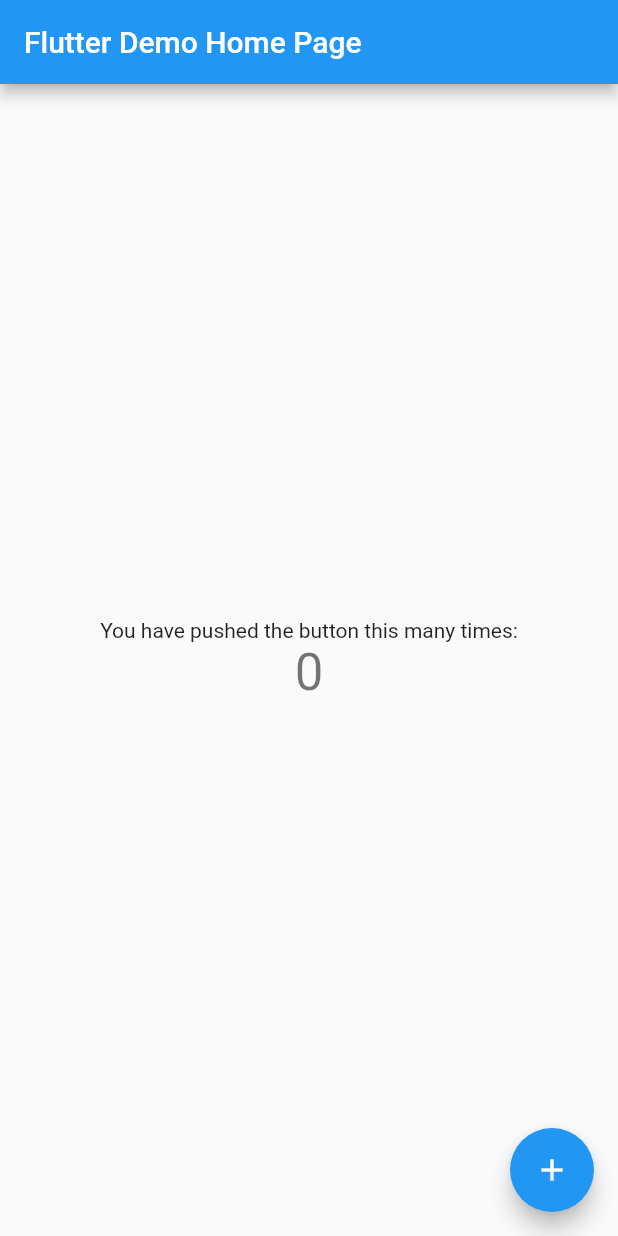
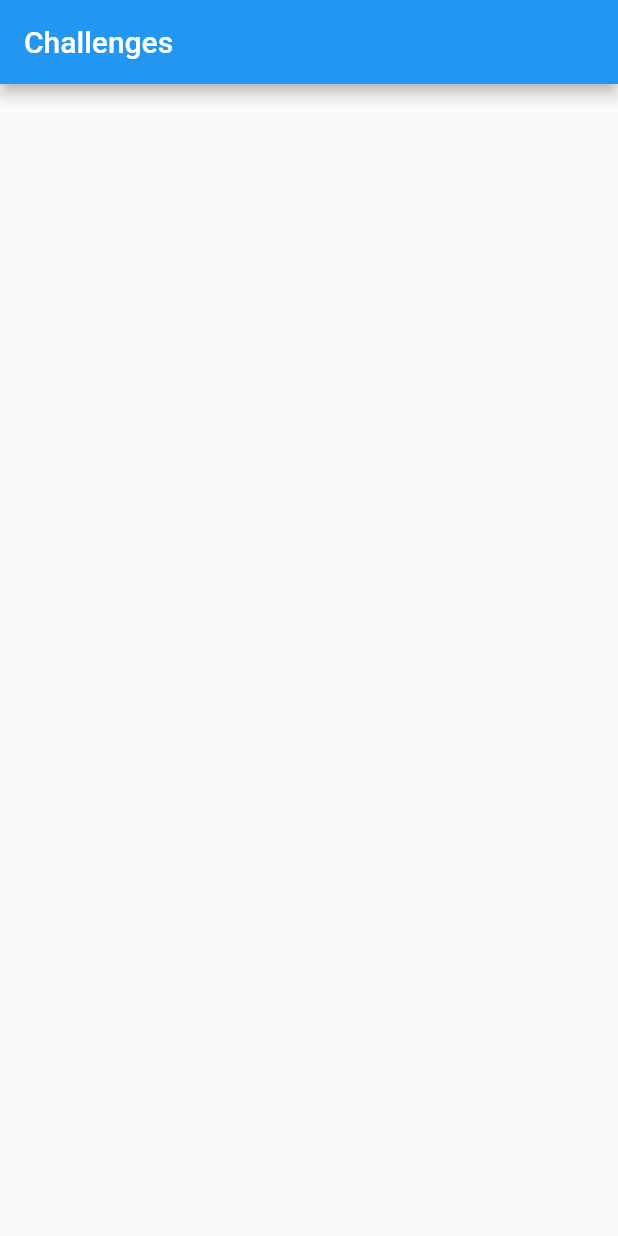
Before and after one commit to jsgalarraga/mobile-challenge, a Flutter app: the screen it shows after launch, on a phone screen of 412 x 824 dp. Run offline on Flutter 3.47's test engine with Material 2 defaults, Android fonts, the phone set to English and light mode, and no system bars.

Commit message:
Add ChallengeList widget

```diff
--- /dev/null
+++ b/lib/app.dart
@@ -0,0 +1,15 @@
+import 'package:challenge/widget/list/challenge_list.dart';
+import 'package:flutter/material.dart';
+
+class App extends StatelessWidget {
+  @override
+  Widget build(BuildContext context) {
+    return MaterialApp(
+      title: 'Challenges',
+      theme: ThemeData(
+        primarySwatch: Colors.blue,
+      ),
+      home: ChallengeList(),
+    );
+  }
+}
--- a/lib/data/api_client.dart
+++ b/lib/data/api_client.dart
@@ -18,7 +18,7 @@ class APIClient {
       "interests": [
         "Lifestyle"
       ],
-      "instructions": "- Keeping track of sugar intake helps you determine whether you need to make adjustments in meals or medications to fuel your muscle and balance your testosterone.\n- Moderate cardio exercises (30 minutes, five days a week) will protect your heart health and won’t trigger excess testosterone production.\n- Aerobics, Tennis, and Swimming are activities that will periodically stabilize Testosterone. Combining cardio, like walking or swimming, with stretching or balance moves are all additional exercises to help balance testosterone.\n- Try resistance training with light weights or elastic bands.",
+      "instructions": "- Keeping track of sugar intake helps you determine whether you need to make adjustments in meals or medications to fuel your muscle and balance your testosterone.\\n- Moderate cardio exercises (30 minutes, five days a week) will protect your heart health and won’t trigger excess testosterone production.\\n- Aerobics, Tennis, and Swimming are activities that will periodically stabilize Testosterone. Combining cardio, like walking or swimming, with stretching or balance moves are all additional exercises to help balance testosterone.\\n- Try resistance training with light weights or elastic bands.",
       "daysToEffect": 28,
       "photoURL": "https://images.unsplash.com/photo-1534125641411-7b585a870768?ixlib=rb-1.2.1&ixid=eyJhcHBfaWQiOjEyMDd9&auto=format&fit=crop&w=400&q=60",
       "sortingScore": 0,
@@ -35,7 +35,7 @@ class APIClient {
       "interests": [
         "Lifestyle"
       ],
-      "instructions": "Though there is no universal HIIT session duration, these intense workouts typically last under 30 minutes, with times varying based on a participant's current fitness level. Our HIIT suggestion: \n- Start with a 5 minute warm up.\n- Complete 8 sets of 20–30 seconds of all-out sprinting.\n- Follow your sprints by 60–90 second walk.\n- Close out your workout with a 5 minute cool down.\n- We recommend this workout 2-3 times a week.",
+      "instructions": "Though there is no universal HIIT session duration, these intense workouts typically last under 30 minutes, with times varying based on a participant's current fitness level. Our HIIT suggestion: \\n- Start with a 5 minute warm up.\\n- Complete 8 sets of 20–30 seconds of all-out sprinting.\\n- Follow your sprints by 60–90 second walk.\\n- Close out your workout with a 5 minute cool down.\\n- We recommend this workout 2-3 times a week.",
       "daysToEffect": 35,
       "photoURL": "https://images.unsplash.com/photo-1461897104016-0b3b00cc81ee?ixlib=rb-1.2.1&ixid=eyJhcHBfaWQiOjEyMDd9&auto=format&fit=crop&w=500&q=60",
       "sortingScore": 4,
@@ -69,7 +69,7 @@ class APIClient {
       "interests": [
         "Lifestyle"
       ],
-      "instructions": "Exercises include: \n-Barbell Bench Press: 3-4 sets of 6-10 reps\n-Barbell Back Squat: 3-4 sets of 6-10 reps\n-Pull-Ups: 3-4 sets of 6-10 reps\n-Lying Hamstring Dumbbell Curls: 3-4 sets of 10-15 reps\n-Standing Overhead Press: 3-4 sets of 6-10 reps\n-Face Pulls: 3-4 sets of 10-15 reps\n-Drag Curls: 3-4 sets of 8-10 reps\n-Calf raises and/or abs circuit exercises can definitely be added as accessory movements.",
+      "instructions": "Exercises include: \\n-Barbell Bench Press: 3-4 sets of 6-10 reps\\n-Barbell Back Squat: 3-4 sets of 6-10 reps\\n-Pull-Ups: 3-4 sets of 6-10 reps\\n-Lying Hamstring Dumbbell Curls: 3-4 sets of 10-15 reps\\n-Standing Overhead Press: 3-4 sets of 6-10 reps\\n-Face Pulls: 3-4 sets of 10-15 reps\\n-Drag Curls: 3-4 sets of 8-10 reps\\n-Calf raises and/or abs circuit exercises can definitely be added as accessory movements.",
       "daysToEffect": 28,
       "photoURL": "https://images.unsplash.com/photo-1541534741688-6078c6bfb5c5?ixlib=rb-1.2.1&ixid=eyJhcHBfaWQiOjEyMDd9&auto=format&fit=crop&w=400&q=60",
       "sortingScore": 0,
@@ -120,7 +120,7 @@ class APIClient {
       "interests": [
         "Lifestyle"
       ],
-      "instructions": "- Moderate cardio exercises (30 minutes, five days a week) will protect your heart health and won’t trigger excess testosterone production and helps manage stress. \n- Try and include gym equipment into your workouts such as parallel bars, leapfrog blocks, incline press machines, and balance beams. ",
+      "instructions": "- Moderate cardio exercises (30 minutes, five days a week) will protect your heart health and won’t trigger excess testosterone production and helps manage stress. \\n- Try and include gym equipment into your workouts such as parallel bars, leapfrog blocks, incline press machines, and balance beams. ",
       "daysToEffect": 28,
       "photoURL": "https://images.unsplash.com/photo-1541626253827-15463f3479c5?ixlib=rb-1.2.1&ixid=eyJhcHBfaWQiOjEyMDd9&auto=format&fit=crop&w=400&q=60",
       "sortingScore": 0,
@@ -133,11 +133,11 @@ class APIClient {
     {
       "id": 157,
       "title": "Ease your Body and Mind",
-      "description": "\"Soft\" excercises and proved medical and \"quiropractician\" treatment are great tools to help us settle and avoid a build up of stress.",
+      "description": "\\"Soft\\" excercises and proved medical and \\"quiropractician\\" treatment are great tools to help us settle and avoid a build up of stress.",
       "interests": [
         "Lifestyle"
       ],
-      "instructions": " Cryotherapy, will help us against probable inflamation due to high stress levels.\n- Red Light Therapy: You can find FDA-approved devices online that you can purchase and use at home.\n- Walking, running, and riding are helpful activities that relieve stress. Raising your heart rate through physical activity is a proven way to mitigate stress.\n- Settle down and unwind with a massage at your local wellness center.",
+      "instructions": " Cryotherapy, will help us against probable inflamation due to high stress levels.\\n- Red Light Therapy: You can find FDA-approved devices online that you can purchase and use at home.\\n- Walking, running, and riding are helpful activities that relieve stress. Raising your heart rate through physical activity is a proven way to mitigate stress.\\n- Settle down and unwind with a massage at your local wellness center.",
       "daysToEffect": 60,
       "photoURL": "https://images.unsplash.com/photo-1577344718665-3e7c0c1ecf6b?ixlib=rb-1.2.1&ixid=eyJhcHBfaWQiOjEyMDd9&auto=format&fit=crop&w=500&q=60",
       "sortingScore": 0,
@@ -150,11 +150,11 @@ class APIClient {
     {
       "id": 160,
       "title": "Maintain Temperature During Sleep ",
-      "description": "Besides sunlight and dawn, one of the most important signals that our body uses to control \"vigil/dream\" state, is self-thermoregulation and enviroment temperature changes. Controlling your environment will help you establish a repetitive sleep-time schedule.",
+      "description": "Besides sunlight and dawn, one of the most important signals that our body uses to control \\"vigil/dream\\" state, is self-thermoregulation and enviroment temperature changes. Controlling your environment will help you establish a repetitive sleep-time schedule.",
       "interests": [
         "Lifestyle"
       ],
-      "instructions": "The recommended sleeping temperature for adults is 60 to 72 degrees Fahrenheit. \n— Drink plenty of water during the day to keep your body hydrated and cool while you sleep. \n— Wear lightweight, loose-fitting clothing, preferably made from natural fibres like cotton or linen that absorb sweat and allow the skin to breathe. Avoid synthetic fabrics.\n— Keep humidity between 30 and 50 percent\n—Try and avoid your hands and feet from getting colder than the rest of your body.",
+      "instructions": "The recommended sleeping temperature for adults is 60 to 72 degrees Fahrenheit. \\n— Drink plenty of water during the day to keep your body hydrated and cool while you sleep. \\n— Wear lightweight, loose-fitting clothing, preferably made from natural fibres like cotton or linen that absorb sweat and allow the skin to breathe. Avoid synthetic fabrics.\\n— Keep humidity between 30 and 50 percent\\n—Try and avoid your hands and feet from getting colder than the rest of your body.",
       "daysToEffect": 90,
       "photoURL": "https://images.unsplash.com/photo-1543250904-739eea54bfa7?ixlib=rb-1.2.1&ixid=eyJhcHBfaWQiOjEyMDd9&auto=format&fit=crop&w=500&q=60",
       "sortingScore": 0,
@@ -239,7 +239,7 @@ class APIClient {
       "interests": [
         "Lifestyle"
       ],
-      "instructions": "-   Look out for a cryotherapy clinic near you. Try this once in a span of two weeks; after your hardest gym day.\n-   Moderately expose your body to colder environments. The amount of cold applied to the body should not outstrip the body’s ability to neutralize it.\n-   Five minutes of shivering is equivalent to 20 minutes of exercising.",
+      "instructions": "-   Look out for a cryotherapy clinic near you. Try this once in a span of two weeks; after your hardest gym day.\\n-   Moderately expose your body to colder environments. The amount of cold applied to the body should not outstrip the body’s ability to neutralize it.\\n-   Five minutes of shivering is equivalent to 20 minutes of exercising.",
       "daysToEffect": 28,
       "photoURL": "https://images.unsplash.com/photo-1569744013379-0cce812ff898?ixlib=rb-1.2.1&ixid=eyJhcHBfaWQiOjEyMDd9&auto=format&fit=crop&w=500&q=60",
       "sortingScore": 0,
@@ -252,11 +252,11 @@ class APIClient {
     {
       "id": 147,
       "title": "Avoid Heater Temperatures During Sleep",
-      "description": "Besides sunlight and dawn, one of the most important signals that our body uses to control \"vigil/dream\" state, is self-thermoregulation and enviroment temperature changes. Controlling your environment will help you establish a repetitive sleep-time schedule.",
+      "description": "Besides sunlight and dawn, one of the most important signals that our body uses to control \\"vigil/dream\\" state, is self-thermoregulation and enviroment temperature changes. Controlling your environment will help you establish a repetitive sleep-time schedule.",
       "interests": [
         "Lifestyle"
       ],
-      "instructions": "The recommended sleeping temperature for adults is 60 to 72 degrees Fahrenheit.  — Drink plenty of water during the day to keep your body hydrated and cool while you sleep.  — Wear lightweight, loose-fitting clothing, preferably made from natural fibres like cotton or linen that absorb sweat and allow the skin to breathe. Avoid synthetic fabrics..  — Keep humidity between 30 and 50 percent —In northern states where it gets really cold, it’s recommended to keep the room slightly warmer to accommodate night time drops in temperature. Try to avoid getting hands and feet colder. \"",
+      "instructions": "The recommended sleeping temperature for adults is 60 to 72 degrees Fahrenheit.  — Drink plenty of water during the day to keep your body hydrated and cool while you sleep.  — Wear lightweight, loose-fitting clothing, preferably made from natural fibres like cotton or linen that absorb sweat and allow the skin to breathe. Avoid synthetic fabrics..  — Keep humidity between 30 and 50 percent —In northern states where it gets really cold, it’s recommended to keep the room slightly warmer to accommodate night time drops in temperature. Try to avoid getting hands and feet colder. \\"",
       "daysToEffect": 28,
       "photoURL": "https://images.unsplash.com/photo-1587875690640-f6cf75e2c06b?ixlib=rb-1.2.1&ixid=eyJhcHBfaWQiOjEyMDd9&auto=format&fit=crop&w=500&q=60",
       "sortingScore": 0,
@@ -307,7 +307,7 @@ class APIClient {
       "interests": [
         "Lifestyle"
       ],
-      "instructions": "-   Try and create an extremely dark and silent sleep environment.\n-   Avoid screens at night.\n-   Try and start your day by absorbing 5-10 minutes of natural sunlight; this will get you going on the right foot for the rest of your day.\n-   Introduce ear plugs and blue light glasses when looking at computer, phone, and TV screens.",
+      "instructions": "-   Try and create an extremely dark and silent sleep environment.\\n-   Avoid screens at night.\\n-   Try and start your day by absorbing 5-10 minutes of natural sunlight; this will get you going on the right foot for the rest of your day.\\n-   Introduce ear plugs and blue light glasses when looking at computer, phone, and TV screens.",
       "daysToEffect": 60,
       "photoURL": "https://images.unsplash.com/photo-1495234347927-15da3bd48ee6?ixlib=rb-1.2.1&auto=format&fit=crop&w=500&q=60",
       "sortingScore": 0,
@@ -324,7 +324,7 @@ class APIClient {
       "interests": [
         "Nutrition"
       ],
-      "instructions": "\n- Enjoy 5-6 smaller meals a day  with at least 15-30grams of low-glycemic carbohydrates in each meal.\n- Include adequate high quality protein from fish, eggs and legumes.\n- Intake moderate caffeine and stimulants.",
+      "instructions": "\\n- Enjoy 5-6 smaller meals a day  with at least 15-30grams of low-glycemic carbohydrates in each meal.\\n- Include adequate high quality protein from fish, eggs and legumes.\\n- Intake moderate caffeine and stimulants.",
       "daysToEffect": 20,
       "photoURL": "https://images.unsplash.com/photo-1516005492235-7a8d3a652dca?ixlib=rb-1.2.1&ixid=eyJhcHBfaWQiOjEyMDd9&auto=format&fit=crop&w=500&q=60",
       "sortingScore": 0,
@@ -337,11 +337,11 @@ class APIClient {
     {
       "id": 156,
       "title": "Defend Yourself from Stress",
-      "description": "One of the \"easiest\" and natural ways of protecting against stressful situations is doing self-psycological work. Your brain has the best tools to avoid succumbing to stress.",
+      "description": "One of the \\"easiest\\" and natural ways of protecting against stressful situations is doing self-psycological work. Your brain has the best tools to avoid succumbing to stress.",
       "interests": [
         "Lifestyle"
       ],
-      "instructions": "- Guided meditation, deep breathing, and yoga will help relax the mind and ground you.\n- Aromatherapy, or using essential oils and burning a scented candle may help reduce your feelings of stress and anxiety.\n- Enjoy your free time with artistic or braintraining hobbies.\n- Moderate caffeine and stimulants and increase water intake.",
+      "instructions": "- Guided meditation, deep breathing, and yoga will help relax the mind and ground you.\\n- Aromatherapy, or using essential oils and burning a scented candle may help reduce your feelings of stress and anxiety.\\n- Enjoy your free time with artistic or braintraining hobbies.\\n- Moderate caffeine and stimulants and increase water intake.",
       "daysToEffect": 60,
       "photoURL": "https://images.unsplash.com/photo-1554245026-181f2d8e79c3?ixlib=rb-1.2.1&ixid=eyJhcHBfaWQiOjEyMDd9&auto=format&fit=crop&w=500&q=60",
       "sortingScore": 0,
@@ -358,7 +358,7 @@ class APIClient {
       "interests": [
         "Supplements"
       ],
-      "instructions": "In general, it is recommended that users begin with the lowest suggested dose, and gradually increase as needed. For sleep, stress and anxiety: 100-200 milligrams is typically recommended. Be bold and try GABA infused chewing gum.\n",
+      "instructions": "In general, it is recommended that users begin with the lowest suggested dose, and gradually increase as needed. For sleep, stress and anxiety: 100-200 milligrams is typically recommended. Be bold and try GABA infused chewing gum.\\n",
       "daysToEffect": 21,
       "photoURL": "https://images.unsplash.com/photo-1574043948184-144f2ef80fe3?ixlib=rb-1.2.1&ixid=eyJhcHBfaWQiOjEyMDd9&auto=format&fit=crop&w=500&q=60",
       "sortingScore": 0,
@@ -392,7 +392,7 @@ class APIClient {
       "interests": [
         "Lifestyle"
       ],
-      "instructions": "Limit your fat consumption to food richs in PUFAs like olive oil, sunflower seeds or oily fish as protein source. Also you can find fortified foods, such as certain brands of milk, eggs and juices.\nAvoid products high in refined sugars. High carb, animal fat and sugar transport or increase cholesterol where testosterone sometimes bind.\nTry to include as much as posible soy products in your diet, they are rich in phytoestrogens.\nAdditional tips. Reishi mushrooms had the strongest action in inhibiting testosterone between these kind of meal, also teas like spearmint or green tea will help you reduce testosterone level.",
+      "instructions": "Limit your fat consumption to food richs in PUFAs like olive oil, sunflower seeds or oily fish as protein source. Also you can find fortified foods, such as certain brands of milk, eggs and juices.\\nAvoid products high in refined sugars. High carb, animal fat and sugar transport or increase cholesterol where testosterone sometimes bind.\\nTry to include as much as posible soy products in your diet, they are rich in phytoestrogens.\\nAdditional tips. Reishi mushrooms had the strongest action in inhibiting testosterone between these kind of meal, also teas like spearmint or green tea will help you reduce testosterone level.",
       "daysToEffect": 40,
       "photoURL": "https://images.unsplash.com/photo-1552874624-448f857074ee?ixlib=rb-1.2.1&ixid=eyJhcHBfaWQiOjEyMDd9&auto=format&fit=crop&w=400&q=60",
       "sortingScore": 0,
@@ -426,7 +426,7 @@ class APIClient {
       "interests": [
         "Nutrition"
       ],
-      "instructions": "Include a low calorie meal plan, between 1200-1800 calories, depending on your body weight. \n- Introduce foods like dark chocolate, milk, and olive oil\n- Eat vegetables and legumes, which are high in fiber.\n- Limit or avoid soy products, corn/canola/safflower oil, processed meat, refined grain and sugars. \n- Limit alcohol intake.",
+      "instructions": "Include a low calorie meal plan, between 1200-1800 calories, depending on your body weight. \\n- Introduce foods like dark chocolate, milk, and olive oil\\n- Eat vegetables and legumes, which are high in fiber.\\n- Limit or avoid soy products, corn/canola/safflower oil, processed meat, refined grain and sugars. \\n- Limit alcohol intake.",
       "daysToEffect": 40,
       "photoURL": "https://images.unsplash.com/photo-1575740226055-b78dd5964d33?ixlib=rb-1.2.1&ixid=eyJhcHBfaWQiOjEyMDd9&auto=format&fit=crop&w=500&q=60",
       "sortingScore": 0,
@@ -443,7 +443,7 @@ class APIClient {
       "interests": [
         "Lifestyle"
       ],
-      "instructions": "- Try to squeeze in 5 minutes of sunlight in the morning.\n- Avoid sleeping with the phone under your pillow or next to your bed and power down as many devices as possible.\n- Make sure there are no lights on while you sleep. If necessary, use blackout curtains or an eye mask to block ambient light.\n- Try “Corpse Pose”, by lying down still and flat on your back, focusing only on your breath. Avoid checking work emails, watching TV or going on social media. Instead, substitute that with meditating, reading, or listening to a relaxing podcast before bed.",
+      "instructions": "- Try to squeeze in 5 minutes of sunlight in the morning.\\n- Avoid sleeping with the phone under your pillow or next to your bed and power down as many devices as possible.\\n- Make sure there are no lights on while you sleep. If necessary, use blackout curtains or an eye mask to block ambient light.\\n- Try “Corpse Pose”, by lying down still and flat on your back, focusing only on your breath. Avoid checking work emails, watching TV or going on social media. Instead, substitute that with meditating, reading, or listening to a relaxing podcast before bed.",
       "daysToEffect": 35,
       "photoURL": "https://images.unsplash.com/photo-1579906634518-1d3bbcde4264?ixlib=rb-1.2.1&ixid=eyJhcHBfaWQiOjEyMDd9&auto=format&fit=crop&w=500&q=60",
       "sortingScore": 0,
@@ -477,7 +477,7 @@ class APIClient {
       "interests": [
         "Lifestyle"
       ],
-      "instructions": "Sources suggest that as few as 8–15 minutes of Vitamin D exposure is plenty to absorb essential nutrients for fair-skinned individuals. Those with darker skin may need more time.\n- UV lamps mimic the action of the sun and can be especially helpful if sun exposure is limited due to geography or time indoors.\n- To protect yourself, avoid the summer sunshine, especially between 10 a.m. and 2 p.m. ",
+      "instructions": "Sources suggest that as few as 8–15 minutes of Vitamin D exposure is plenty to absorb essential nutrients for fair-skinned individuals. Those with darker skin may need more time.\\n- UV lamps mimic the action of the sun and can be especially helpful if sun exposure is limited due to geography or time indoors.\\n- To protect yourself, avoid the summer sunshine, especially between 10 a.m. and 2 p.m. ",
       "daysToEffect": 60,
       "photoURL": "https://images.unsplash.com/photo-1508854599553-37f84084d456?ixlib=rb-1.2.1&ixid=eyJhcHBfaWQiOjEyMDd9&auto=format&fit=crop&w=500&q=60",
       "sortingScore": 0,
--- /dev/null
+++ b/lib/data/challenge_repository.dart
@@ -0,0 +1,10 @@
+import 'package:challenge/data/api_client.dart';
+import 'package:challenge/data/model/challenge_entity.dart';
+
+class ChallengeRepository {
+  final APIClient apiClient = APIClient();
+
+  List<ChallengeEntity> getChallenges() {
+    return apiClient.getChallenges();
+  }
+}
--- a/lib/main.dart
+++ b/lib/main.dart
@@ -1,65 +1,6 @@
+import 'package:challenge/app.dart';
 import 'package:flutter/material.dart';
 
 void main() {
-  runApp(MyApp());
+  runApp(App());
 }
-
-class MyApp extends StatelessWidget {
-  @override
-  Widget build(BuildContext context) {
-    return MaterialApp(
-      title: 'Flutter Demo',
-      theme: ThemeData(
-        primarySwatch: Colors.blue,
-      ),
-      home: MyHomePage(title: 'Flutter Demo Home Page'),
-    );
-  }
-}
-
-class MyHomePage extends StatefulWidget {
-  MyHomePage({Key? key, required this.title}) : super(key: key);
-
-  final String title;
-
-  @override
-  _MyHomePageState createState() => _MyHomePageState();
-}
-
-class _MyHomePageState extends State<MyHomePage> {
-  int _counter = 0;
-
-  void _incrementCounter() {
-    setState(() {
-      _counter++;
-    });
-  }
-
-  @override
-  Widget build(BuildContext context) {
-    return Scaffold(
-      appBar: AppBar(
-        title: Text(widget.title),
-      ),
-      body: Center(
-        child: Column(
-          mainAxisAlignment: MainAxisAlignment.center,
-          children: <Widget>[
-            Text(
-              'You have pushed the button this many times:',
-            ),
-            Text(
-              '$_counter',
-              style: Theme.of(context).textTheme.headline4,
-            ),
-          ],
-        ),
-      ),
-      floatingActionButton: FloatingActionButton(
-        onPressed: _incrementCounter,
-        tooltip: 'Increment',
-        child: Icon(Icons.add),
-      ),
-    );
-  }
-}
--- /dev/null
+++ b/lib/widget/list/challenge_list.dart
@@ -0,0 +1,33 @@
+import 'package:challenge/data/challenge_repository.dart';
+import 'package:flutter/material.dart';
+
+class ChallengeList extends StatefulWidget {
+  ChallengeList({Key? key}) : super(key: key);
+
+  @override
+  _ChallengeListState createState() => _ChallengeListState();
+}
+
+class _ChallengeListState extends State<ChallengeList> {
+  final ChallengeRepository _challengeRepository = ChallengeRepository();
+  var challenges = [];
+
+  @override
+  void initState() {
+    super.initState();
+    final challenges = _challengeRepository.getChallenges();
+    setState(() {
+      this.challenges = challenges;
+    });
+  }
+
+  @override
+  Widget build(BuildContext context) {
+    return Scaffold(
+      appBar: AppBar(
+        title: Text("Challenges"),
+      ),
+      body: Container(),
+    );
+  }
+}
```
Also changed, not shown: 1 other file.
